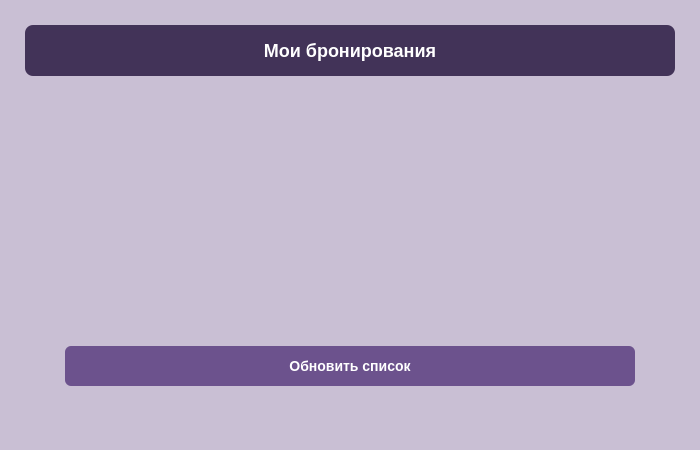
First picture: the form in frontend/client/ui/bookings/user_bookings_window.ui, repository cgsgag2/RoomSched, before the edit.
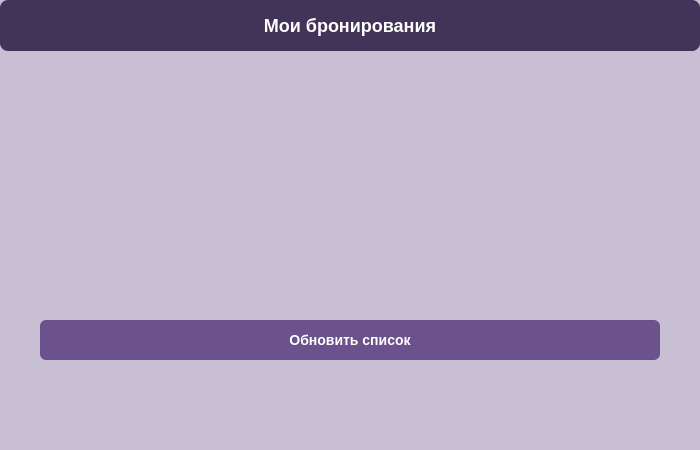
Second picture: the form after the edit.

Commit message: fix style bookings

```diff
--- a/frontend/client/ui/bookings/user_bookings_window.ui
+++ b/frontend/client/ui/bookings/user_bookings_window.ui
@@ -42,7 +42,7 @@
         QListWidget#bookingsList::item {
           background-color: transparent;
           margin-bottom: 10px;
-          padding: 0px;
+          padding: 6px;
         }
 
         QPushButton#refreshButton {
@@ -63,19 +63,19 @@
     </property>
     <layout class="QVBoxLayout" name="mainVerticalLayout">
       <property name="spacing">
-        <number>20</number>
+        <number>0</number>
       </property>
       <property name="leftMargin">
-        <number>25</number>
+        <number>0</number>
       </property>
       <property name="topMargin">
-        <number>25</number>
+        <number>0</number>
       </property>
       <property name="rightMargin">
-        <number>25</number>
+        <number>0</number>
       </property>
       <property name="bottomMargin">
-        <number>25</number>
+        <number>20</number>
       </property>
       <item>
         <widget class="QLabel" name="titleLabel">
@@ -87,6 +87,21 @@
           </property>
         </widget>
       </item>
+      <item>
+  <spacer name="headerSpacer">
+    <property name="orientation">
+      <enum>Qt::Orientation::Vertical</enum>
+    </property>
+    <property name="sizeType">
+      <enum>QSizePolicy::Fixed</enum>
+    </property>
+    <property name="sizeHint" stdset="0">
+      <size>
+        <width>20</width>
+        <height>7</height> </size>
+    </property>
+  </spacer>
+</item>
       <item>
         <widget class="QListWidget" name="bookingsList">
           <property name="selectionMode">
```
The commit also changes 2 other files.
